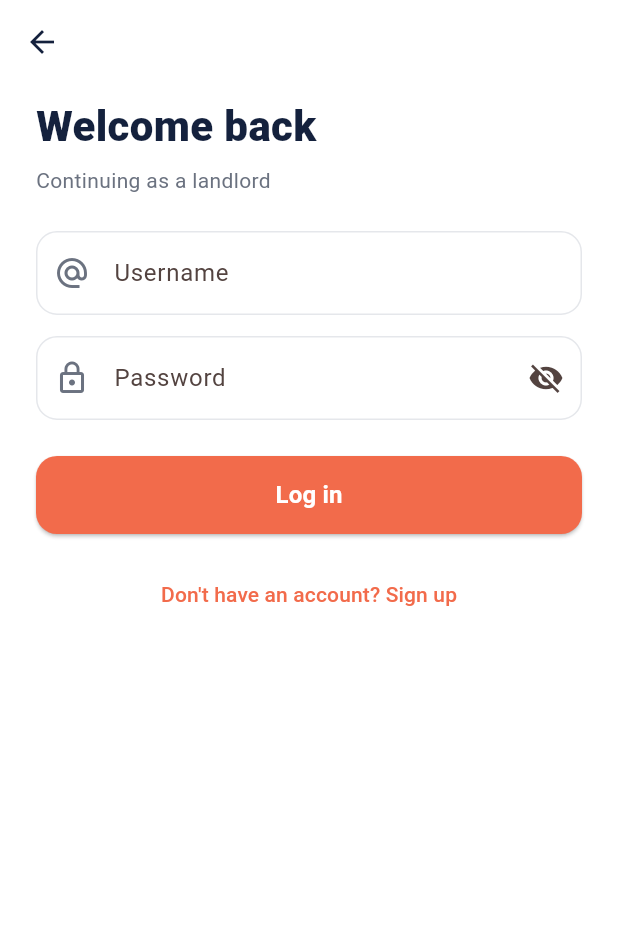
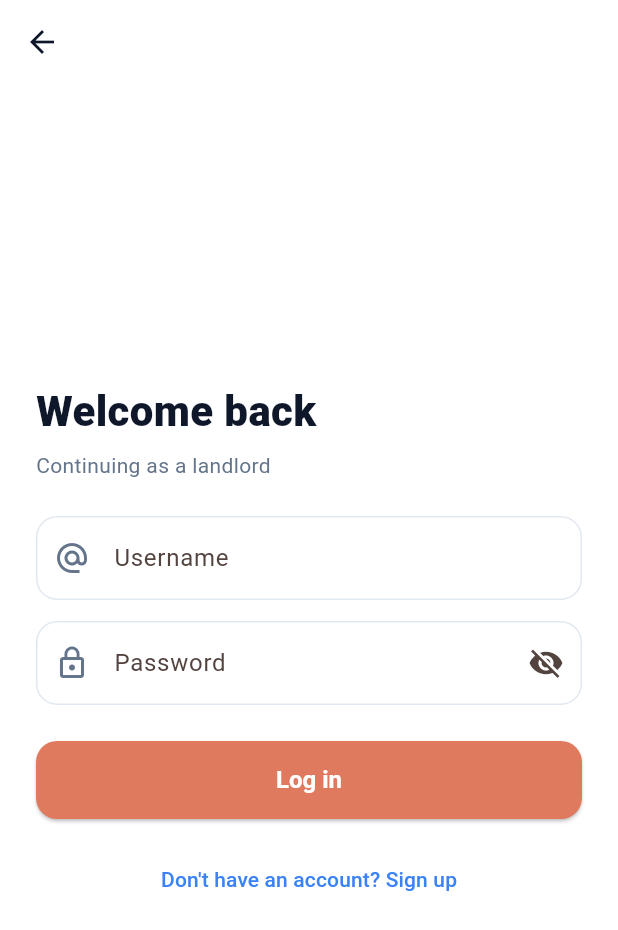
Before and after one commit to Zest0n/Bluenest-App, a Flutter app: the screen it shows after launch, after a tap on "I manage properties", on a phone screen of 412 x 824 dp. Shown: the top 930 px of the screen. Run offline on Flutter 3.47's test engine with Material 3 defaults, Android fonts, the phone set to English and light mode, and no system bars; our stand-ins replace flutter_secure_storage.

Commit message:
Update: 2026-10-12 17:33:18

```diff
--- a/bluenest/lib/core/app_colors.dart
+++ b/bluenest/lib/core/app_colors.dart
@@ -1,10 +1,32 @@
 import 'package:flutter/material.dart';
 
+/// BlueNest palette (from the team's design sheet).
+/// Change a colour here and the whole app follows.
 class AppColors {
-  static const Color primary = Color(0xFFF26B4B); // coral/orange
-  static const Color primarySoft = Color(0xFFFDE8E2);
-  static const Color navy = Color(0xFF14213D);
-  static const Color grey = Color(0xFF6B7280);
-  static const Color border = Color(0xFFE5E7EB);
-  static const Color background = Color(0xFFF5F6FA);
+  // Core brand & action
+  static const Color midnight = Color(0xFF111E30); // Primary dark / sidebar / dark buttons
+  static const Color sidebarActive = Color(0xFF243B5A); // Selected nav item on the dark sidebar
+  static const Color primary = Color(0xFFE07A5F); // Terracotta Coral - CTA
+  static const Color secondary = Color(0xFF3B82F6); // Cobalt Blue - interactive
+  static const Color accent = Color(0xFFFF7D61); // Bright Coral Glow - hover/accent
+
+  // Neutrals & surfaces
+  static const Color textPrimary = Color(0xFF0F172A); // Deep Slate
+  static const Color textSecondary = Color(0xFF64748B); // Cool Gray
+  static const Color border = Color(0xFFE2E8F0); // Soft Gray
+  static const Color background = Color(0xFFF7F4F1); // Warm off-white canvas (matches reference UI)
+  static const Color surface = Color(0xFFFFFFFF); // Cards
+
+  // Light tint of the primary (icon circles etc.) - derived, not in the sheet
+  static const Color primarySoft = Color(0xFFFBECE7);
+
+  // Functional / status (background + foreground pairs)
+  static const Color successBg = Color(0xFFDCFCE7);
+  static const Color success = Color(0xFF15803D); // Rented / Active / Low
+  static const Color warningBg = Color(0xFFFFEDD5);
+  static const Color warning = Color(0xFFC2410C); // Expiring soon / Medium
+  static const Color dangerBg = Color(0xFFFEE2E2);
+  static const Color danger = Color(0xFFB91C1C); // Expired / High / Urgent
+  static const Color infoBg = Color(0xFFDBEAFE);
+  static const Color info = Color(0xFF1D4ED8); // Available / In progress
 }
--- /dev/null
+++ b/bluenest/lib/core/app_theme.dart
@@ -0,0 +1,54 @@
+import 'package:flutter/material.dart';
+import 'app_colors.dart';
+
+class AppTheme {
+  static ThemeData get light {
+    final scheme = ColorScheme.fromSeed(
+      seedColor: AppColors.primary,
+      brightness: Brightness.light,
+    ).copyWith(
+      primary: AppColors.primary,
+      secondary: AppColors.secondary,
+      surface: AppColors.surface,
+      error: AppColors.danger,
+    );
+
+    return ThemeData(
+      useMaterial3: true,
+      colorScheme: scheme,
+      scaffoldBackgroundColor: AppColors.background,
+      appBarTheme: const AppBarTheme(
+        backgroundColor: AppColors.surface,
+        foregroundColor: AppColors.textPrimary,
+        elevation: 0,
+      ),
+      elevatedButtonTheme: ElevatedButtonThemeData(
+        style: ElevatedButton.styleFrom(
+          backgroundColor: AppColors.primary,
+          foregroundColor: Colors.white,
+          minimumSize: const Size.fromHeight(52),
+          shape: RoundedRectangleBorder(borderRadius: BorderRadius.circular(14)),
+          textStyle: const TextStyle(fontSize: 16, fontWeight: FontWeight.w700),
+        ),
+      ),
+      textButtonTheme: TextButtonThemeData(
+        style: TextButton.styleFrom(foregroundColor: AppColors.secondary),
+      ),
+      inputDecorationTheme: InputDecorationTheme(
+        border: OutlineInputBorder(
+          borderRadius: BorderRadius.circular(14),
+          borderSide: const BorderSide(color: AppColors.border),
+        ),
+        enabledBorder: OutlineInputBorder(
+          borderRadius: BorderRadius.circular(14),
+          borderSide: const BorderSide(color: AppColors.border),
+        ),
+        focusedBorder: OutlineInputBorder(
+          borderRadius: BorderRadius.circular(14),
+          borderSide: const BorderSide(color: AppColors.primary, width: 1.6),
+        ),
+      ),
+      snackBarTheme: const SnackBarThemeData(behavior: SnackBarBehavior.floating),
+    );
+  }
+}
--- a/bluenest/lib/main.dart
+++ b/bluenest/lib/main.dart
@@ -1,5 +1,5 @@
 import 'package:flutter/material.dart';
-import 'core/app_colors.dart';
+import 'core/app_theme.dart';
 import 'screens/welcome_screen.dart';
 
 void main() => runApp(const BlueNestApp());
@@ -12,11 +12,7 @@ class BlueNestApp extends StatelessWidget {
     return MaterialApp(
       title: 'BlueNest',
       debugShowCheckedModeBanner: false,
-      theme: ThemeData(
-        useMaterial3: true,
-        colorScheme: ColorScheme.fromSeed(seedColor: AppColors.primary),
-        scaffoldBackgroundColor: Colors.white,
-      ),
+      theme: AppTheme.light,
       home: const WelcomeScreen(),
     );
   }
--- a/bluenest/lib/screens/auth_screen.dart
+++ b/bluenest/lib/screens/auth_screen.dart
@@ -85,12 +85,7 @@ class _AuthScreenState extends State<AuthScreen> {
 
   InputDecoration _dec(String label, IconData icon) => InputDecoration(
         labelText: label,
-        prefixIcon: Icon(icon, color: AppColors.grey),
-        border: OutlineInputBorder(borderRadius: BorderRadius.circular(14)),
-        enabledBorder: OutlineInputBorder(
-          borderRadius: BorderRadius.circular(14),
-          borderSide: const BorderSide(color: AppColors.border),
-        ),
+        prefixIcon: Icon(icon, color: AppColors.textSecondary),
       );
 
   String? _required(String? v) =>
@@ -100,14 +95,13 @@ class _AuthScreenState extends State<AuthScreen> {
   Widget build(BuildContext context) {
     final isTenant = widget.role == 'tenant';
     return Scaffold(
-      backgroundColor: Colors.white,
-      appBar: AppBar(
-        backgroundColor: Colors.white,
-        elevation: 0,
-        foregroundColor: AppColors.navy,
-      ),
+      backgroundColor: AppColors.surface,
+      appBar: AppBar(),
       body: SafeArea(
-        child: SingleChildScrollView(
+        child: Center(
+          child: ConstrainedBox(
+            constraints: const BoxConstraints(maxWidth: 480),
+            child: SingleChildScrollView(
           padding: const EdgeInsets.fromLTRB(24, 8, 24, 24),
           child: Form(
             key: _formKey,
@@ -119,12 +113,12 @@ class _AuthScreenState extends State<AuthScreen> {
                   style: const TextStyle(
                       fontSize: 28,
                       fontWeight: FontWeight.w800,
-                      color: AppColors.navy),
+                      color: AppColors.textPrimary),
                 ),
                 const SizedBox(height: 6),
                 Text(
                   isTenant ? 'Continuing as a tenant' : 'Continuing as a landlord',
-                  style: const TextStyle(color: AppColors.grey),
+                  style: const TextStyle(color: AppColors.textSecondary),
                 ),
                 const SizedBox(height: 24),
                 if (!_isLogin) ...[
@@ -222,11 +216,13 @@ class _AuthScreenState extends State<AuthScreen> {
                       _isLogin
                           ? "Don't have an account? Sign up"
                           : 'Already have an account? Log in',
-                      style: const TextStyle(color: AppColors.primary),
+                      style: const TextStyle(color: AppColors.secondary),
                     ),
                   ),
                 ),
               ],
+            ),
+          ),
             ),
           ),
         ),
--- a/bluenest/lib/screens/welcome_screen.dart
+++ b/bluenest/lib/screens/welcome_screen.dart
@@ -4,6 +4,8 @@ import 'auth_screen.dart';
 
 class WelcomeScreen extends StatelessWidget {
   const WelcomeScreen({super.key});
+
+  static const _bgAsset = 'assets/images/welcome_bg.jpg';
 
   void _open(BuildContext context, String role) {
     Navigator.of(context).push(
@@ -14,63 +16,123 @@ class WelcomeScreen extends StatelessWidget {
   @override
   Widget build(BuildContext context) {
     return Scaffold(
-      backgroundColor: Colors.white,
+      backgroundColor: AppColors.midnight,
       body: Stack(
+        fit: StackFit.expand,
         children: [
-          // Background photo
-          Positioned.fill(
-            child: Image.asset('assets/images/welcome_bg.jpg', fit: BoxFit.cover),
+          // 1) Background: always fills the whole screen, any size/orientation.
+          //    BoxFit.cover scales + crops instead of stretching.
+          //    If the asset is ever missing, a dark gradient shows instead of
+          //    the red error box.
+          Image.asset(
+            _bgAsset,
+            fit: BoxFit.cover,
+            alignment: Alignment.center,
+            errorBuilder: (_, __, ___) => const DecoratedBox(
+              decoration: BoxDecoration(
+                gradient: LinearGradient(
+                  begin: Alignment.topCenter,
+                  end: Alignment.bottomCenter,
+                  colors: [AppColors.secondary, AppColors.midnight],
                 ),
-          // Dark gradient so the white text stays readable
-          Positioned.fill(
-            child: DecoratedBox(
+              ),
+            ),
+          ),
+
+          // 2) Dark overlay so the text is readable on any photo
+          DecoratedBox(
             decoration: BoxDecoration(
               gradient: LinearGradient(
                 begin: Alignment.topCenter,
                 end: Alignment.bottomCenter,
                 colors: [
-                    AppColors.navy.withOpacity(0.55),
-                    AppColors.navy.withOpacity(0.25),
+                  AppColors.midnight.withOpacity(0.60),
+                  AppColors.midnight.withOpacity(0.20),
+                ],
+              ),
+            ),
+          ),
+
+          // 3) Content - scrolls on very short screens, never overflows
+          SafeArea(
+            child: LayoutBuilder(
+              builder: (context, c) {
+                final h = c.maxHeight;
+                final logo = (h * 0.09).clamp(44.0, 80.0);
+                final title = (h * 0.05).clamp(28.0, 42.0);
+
+                return SingleChildScrollView(
+                  child: ConstrainedBox(
+                    constraints: BoxConstraints(minHeight: h),
+                    child: IntrinsicHeight(
+                      child: Column(
+                        children: [
+                          Expanded(
+                            child: Padding(
+                              padding: const EdgeInsets.symmetric(vertical: 24),
+                              child: Center(
+                                child: Column(
+                                  mainAxisSize: MainAxisSize.min,
+                                  children: [
+                                    Icon(Icons.home_rounded,
+                                        size: logo, color: AppColors.primary),
+                                    const SizedBox(height: 8),
+                                    FittedBox(
+                                      child: Text(
+                                        'BLUENEST',
+                                        style: TextStyle(
+                                          color: Colors.white,
+                                          fontSize: title,
+                                          fontWeight: FontWeight.w800,
+                                          letterSpacing: title * 0.2,
+                                        ),
+                                      ),
+                                    ),
+                                    const SizedBox(height: 10),
+                                    const Text(
+                                      'Find your place. Feel at home.',
+                                      style: TextStyle(
+                                          color: Colors.white, fontSize: 16),
+                                    ),
                                   ],
                                 ),
                               ),
                             ),
                           ),
-          // Logo + title + tagline
-          SafeArea(
-            child: Column(
-              children: [
-                Expanded(
-                  child: Center(
-                    child: Column(
-                      mainAxisSize: MainAxisSize.min,
-                      children: const [
-                        Icon(Icons.home_rounded, size: 72, color: AppColors.primary),
-                        SizedBox(height: 8),
-                        Text(
-                          'BLUENEST',
-                          style: TextStyle(
-                            color: Colors.white,
-                            fontSize: 40,
-                            fontWeight: FontWeight.w800,
-                            letterSpacing: 8,
+                          // Bottom sheet: full width on phones, centred &
+                          // capped at 480px on tablets / web.
+                          Align(
+                            alignment: Alignment.bottomCenter,
+                            child: ConstrainedBox(
+                              constraints: const BoxConstraints(maxWidth: 480),
+                              child: _RoleSheet(onSelect: (r) => _open(context, r)),
                             ),
-                        ),
-                        SizedBox(height: 10),
-                        Text(
-                          'Find your place. Feel at home.',
-                          style: TextStyle(color: Colors.white, fontSize: 16),
                           ),
                         ],
                       ),
                     ),
                   ),
-                // Bottom white sheet
-                Container(
+                );
+              },
+            ),
+          ),
+        ],
+      ),
+    );
+  }
+}
+
+class _RoleSheet extends StatelessWidget {
+  final void Function(String role) onSelect;
+  const _RoleSheet({required this.onSelect});
+
+  @override
+  Widget build(BuildContext context) {
+    return Container(
       width: double.infinity,
       padding: const EdgeInsets.fromLTRB(24, 28, 24, 24),
       decoration: const BoxDecoration(
-                    color: Colors.white,
+        color: AppColors.surface,
         borderRadius: BorderRadius.vertical(top: Radius.circular(32)),
       ),
       child: Column(
@@ -82,7 +144,7 @@ class WelcomeScreen extends StatelessWidget {
             style: TextStyle(
               fontSize: 24,
               fontWeight: FontWeight.w700,
-                          color: AppColors.navy,
+              color: AppColors.textPrimary,
             ),
           ),
           const SizedBox(height: 20),
@@ -90,27 +152,21 @@ class WelcomeScreen extends StatelessWidget {
             icon: Icons.search_rounded,
             title: "I'm looking for a home",
             subtitle: 'Explore rentals, manage rent and raise issues.',
-                        onTap: () => _open(context, 'tenant'),
+            onTap: () => onSelect('tenant'),
           ),
           const SizedBox(height: 14),
           _RoleCard(
             icon: Icons.apartment_rounded,
             title: 'I manage properties',
             subtitle: 'List properties, manage tenants and maintenance.',
-                        onTap: () => _open(context, 'landlord'),
+            onTap: () => onSelect('landlord'),
           ),
           const SizedBox(height: 18),
           const Center(
             child: Text(
               'By continuing, you agree to our Terms of Service and Privacy Policy.',
               textAlign: TextAlign.center,
-                          style: TextStyle(color: AppColors.grey, fontSize: 12),
-                        ),
-                      ),
-                    ],
-                  ),
-                ),
-              ],
+              style: TextStyle(color: AppColors.textSecondary, fontSize: 12),
             ),
           ),
         ],
@@ -159,14 +215,16 @@ class _RoleCard extends StatelessWidget {
                       style: const TextStyle(
                           fontSize: 17,
                           fontWeight: FontWeight.w700,
-                          color: AppColors.navy)),
+                          color: AppColors.textPrimary)),
                   const SizedBox(height: 4),
                   Text(subtitle,
-                      style: const TextStyle(color: AppColors.grey, fontSize: 14)),
+                      style: const TextStyle(
+                          color: AppColors.textSecondary, fontSize: 14)),
                 ],
               ),
             ),
-            const Icon(Icons.chevron_right_rounded, color: AppColors.grey),
+            const Icon(Icons.chevron_right_rounded,
+                color: AppColors.textSecondary),
           ],
         ),
       ),
```
Also changed, not shown: bluenest/lib/widgets/status_badge.dart (added, +80 -0 lines). Lines whose indentation alone changed are shown as unchanged.
